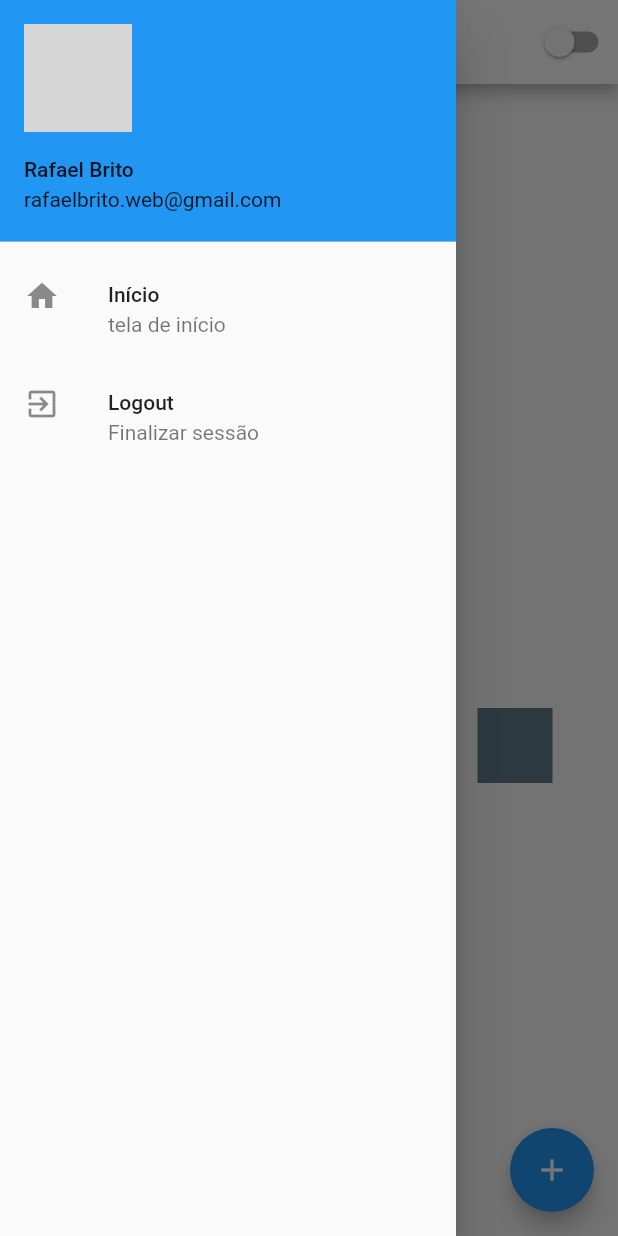
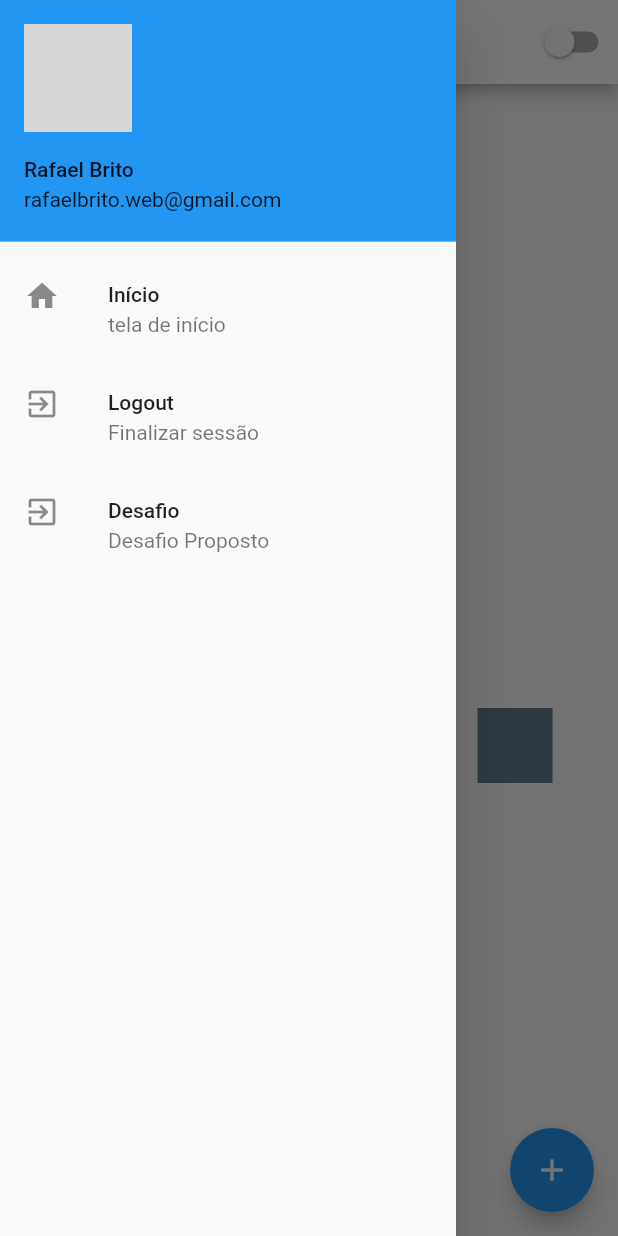
Before and after one commit to Britoweb/flutterando, a Flutter app: the HomePage screen opened by its route, with the side drawer open, on a phone screen of 412 x 824 dp. Run offline on Flutter 3.47's test engine with Material 2 defaults, Android fonts, the phone set to English and light mode, and no system bars; network calls fail; grey boxes are pictures that could not be loaded.

Commit message:
Inicio desafio

```diff
--- a/lib/app_widget.dart
+++ b/lib/app_widget.dart
@@ -1,5 +1,6 @@
 import 'package:flutter/material.dart';
 import 'package:ola_mundo/app_controller.dart';
+import 'package:ola_mundo/desafio_flutter.dart';
 import 'package:ola_mundo/home_page.dart';
 import 'package:ola_mundo/login_page.dart';
 
@@ -20,6 +21,7 @@ class AppWidget extends StatelessWidget {
             routes: {
               '/': (context) => LoginPage(),
               '/home': (context) => HomePage(),
+              '/desafio_flutter': (context) => desafio(),
             },
           );
         });
--- a/lib/home_page.dart
+++ b/lib/home_page.dart
@@ -41,6 +41,14 @@ class HomePageState extends State<HomePage> {
               subtitle: Text('Finalizar sessão'),
               onTap: () {
                 Navigator.of(context).pushReplacementNamed('/');
+              },
+            ),
+            ListTile(
+              leading: Icon(Icons.exit_to_app),
+              title: Text('Desafio'),
+              subtitle: Text('Desafio Proposto'),
+              onTap: () {
+                Navigator.of(context).pushReplacementNamed('/desafio_flutter');
               },
             ),
           ],
```
Also changed, not shown: lib/desafio_flutter.dart (added, +25 -0 lines).
